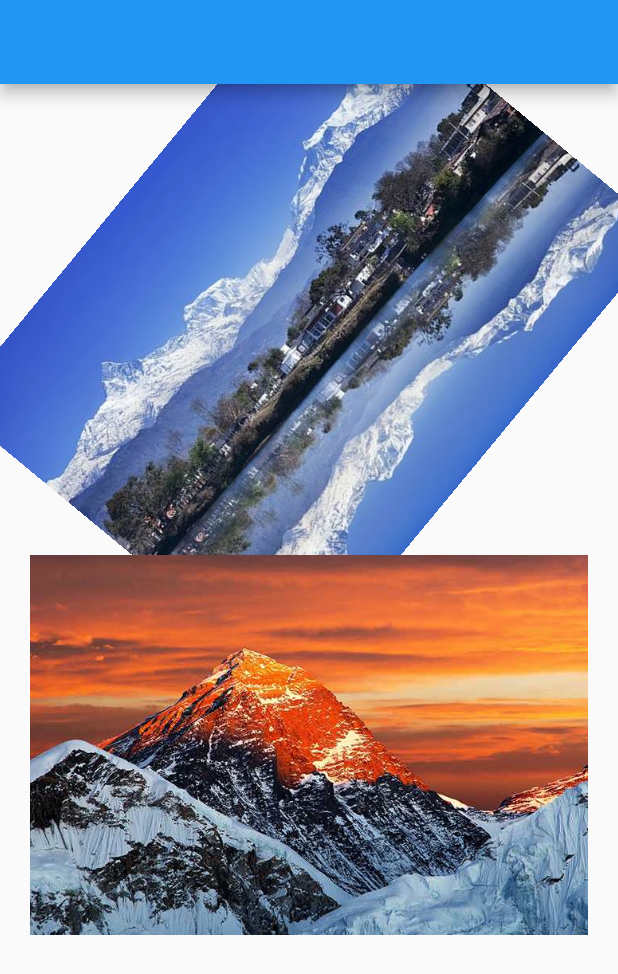
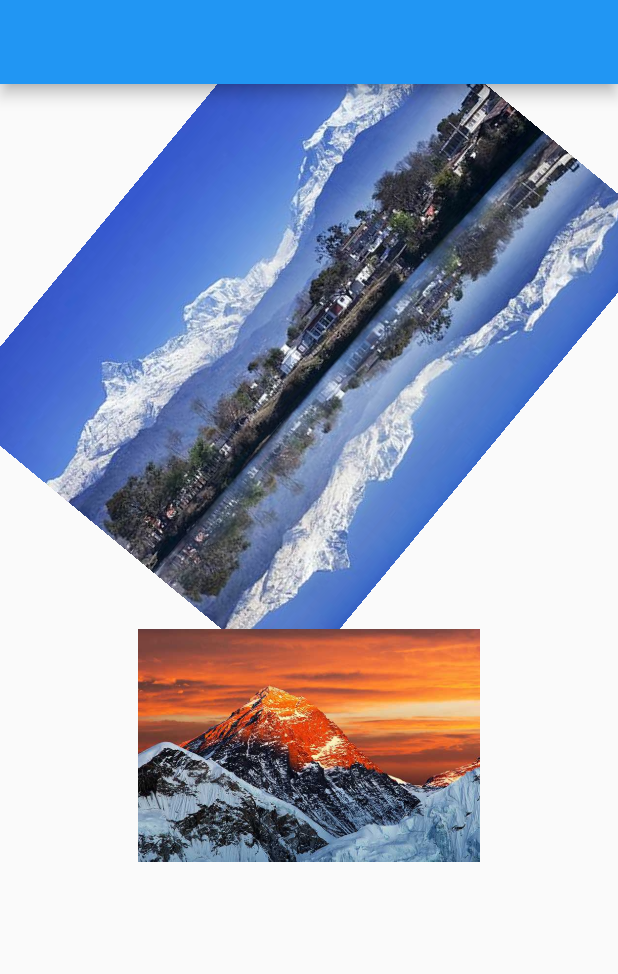
Before and after one commit to ankeet7x/animate, a Flutter app: the first screen one second after launch, on a phone screen of 412 x 824 dp. Shown: the top 974 px of the screen. Run offline on Flutter 3.47's test engine with Material 2 defaults, Android fonts, the light colour scheme and no system bars.

Commit message:
Scale Transition

```diff
--- a/lib/home.dart
+++ b/lib/home.dart
@@ -43,7 +43,10 @@ class _HomePageState extends State<HomePage>
           ),
           Padding(
             padding: const EdgeInsets.fromLTRB(20, 0, 20, 20),
-            child: Image.asset('assets/mteve.jpg'),
+            child: ScaleTransition(
+                scale: CurvedAnimation(
+                    parent: controller, curve: Curves.fastOutSlowIn),
+                child: Image.asset('assets/mteve.jpg')),
           )
         ],
       ),
```
